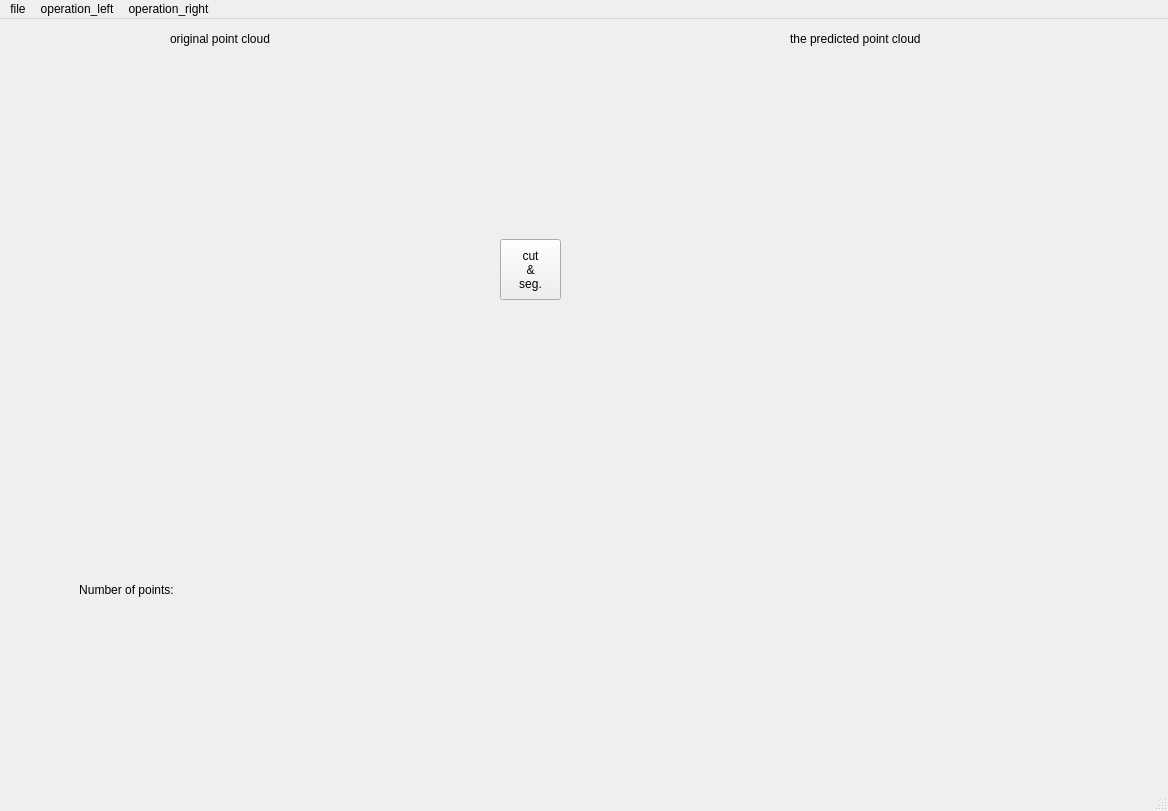
This is gui_new.ui in bixuelei/GUI_agi as Qt 5 draws it before an edit. The edited form follows.
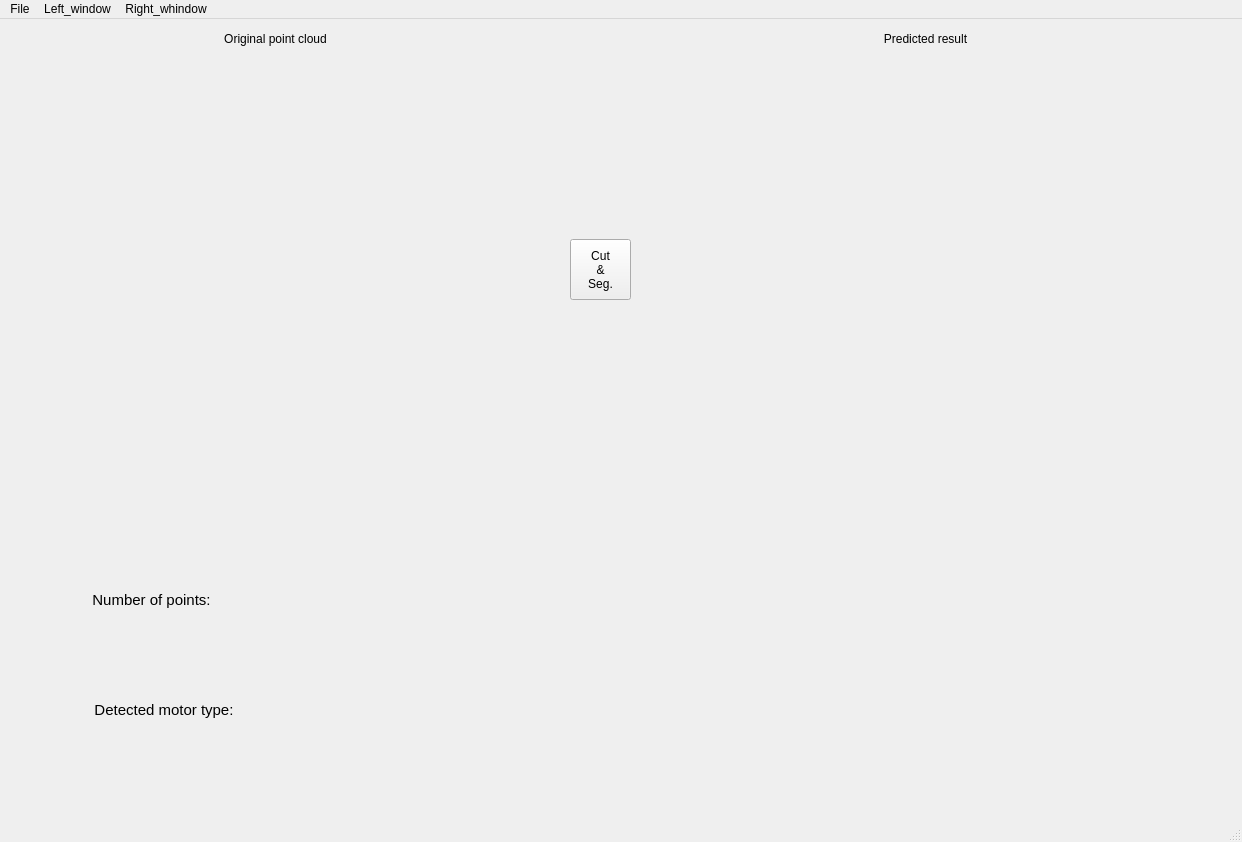
This is the edited form.

```diff
--- a/gui_new.ui
+++ b/gui_new.ui
@@ -6,8 +6,8 @@
    <rect>
     <x>0</x>
     <y>0</y>
-    <width>1168</width>
-    <height>811</height>
+    <width>1242</width>
+    <height>842</height>
    </rect>
   </property>
   <property name="windowTitle">
@@ -17,9 +17,9 @@
    <widget class="QWidget" name="formLayoutWidget">
     <property name="geometry">
      <rect>
-      <x>10</x>
-      <y>30</y>
-      <width>471</width>
+      <x>20</x>
+      <y>40</y>
+      <width>531</width>
       <height>471</height>
      </rect>
     </property>
@@ -28,9 +28,9 @@
    <widget class="QWidget" name="formLayoutWidget_2">
     <property name="geometry">
      <rect>
-      <x>580</x>
-      <y>30</y>
-      <width>581</width>
+      <x>650</x>
+      <y>40</y>
+      <width>571</width>
       <height>471</height>
      </rect>
     </property>
@@ -39,41 +39,55 @@
    <widget class="QLabel" name="label">
     <property name="geometry">
      <rect>
-      <x>170</x>
+      <x>190</x>
       <y>10</y>
-      <width>121</width>
+      <width>171</width>
       <height>20</height>
      </rect>
     </property>
     <property name="text">
-     <string>original point cloud</string>
+     <string>Original point cloud</string>
+    </property>
+    <property name="alignment">
+     <set>Qt::AlignCenter</set>
     </property>
    </widget>
    <widget class="QLabel" name="label_2">
     <property name="geometry">
      <rect>
-      <x>790</x>
+      <x>830</x>
       <y>10</y>
-      <width>161</width>
+      <width>191</width>
       <height>20</height>
      </rect>
     </property>
     <property name="text">
-     <string>the predicted point cloud</string>
+     <string>Predicted result</string>
+    </property>
+    <property name="alignment">
+     <set>Qt::AlignCenter</set>
     </property>
    </widget>
    <widget class="QWidget" name="horizontalLayoutWidget">
     <property name="geometry">
      <rect>
-      <x>10</x>
-      <y>530</y>
-      <width>471</width>
+      <x>20</x>
+      <y>540</y>
+      <width>531</width>
       <height>81</height>
      </rect>
     </property>
     <layout class="QHBoxLayout" name="horizontalLayout">
      <item>
       <widget class="QLabel" name="label_4">
+       <property name="font">
+        <font>
+         <pointsize>11</pointsize>
+        </font>
+       </property>
+       <property name="lineWidth">
+        <number>1</number>
+       </property>
        <property name="text">
         <string>Number of points:</string>
        </property>
@@ -88,7 +102,7 @@
         <string/>
        </property>
        <property name="alignment">
-        <set>Qt::AlignCenter</set>
+        <set>Qt::AlignLeading|Qt::AlignLeft|Qt::AlignVCenter</set>
        </property>
       </widget>
      </item>
@@ -97,9 +111,9 @@
    <widget class="QWidget" name="gridLayoutWidget">
     <property name="geometry">
      <rect>
-      <x>580</x>
-      <y>530</y>
-      <width>581</width>
+      <x>650</x>
+      <y>550</y>
+      <width>571</width>
       <height>211</height>
      </rect>
     </property>
@@ -109,6 +123,9 @@
        <property name="text">
         <string/>
        </property>
+       <property name="alignment">
+        <set>Qt::AlignCenter</set>
+       </property>
       </widget>
      </item>
      <item row="5" column="0">
@@ -116,6 +133,9 @@
        <property name="text">
         <string/>
        </property>
+       <property name="alignment">
+        <set>Qt::AlignCenter</set>
+       </property>
       </widget>
      </item>
      <item row="3" column="0">
@@ -123,6 +143,9 @@
        <property name="text">
         <string/>
        </property>
+       <property name="alignment">
+        <set>Qt::AlignCenter</set>
+       </property>
       </widget>
      </item>
      <item row="4" column="1">
@@ -144,6 +167,9 @@
        <property name="text">
         <string/>
        </property>
+       <property name="alignment">
+        <set>Qt::AlignCenter</set>
+       </property>
       </widget>
      </item>
      <item row="4" column="0">
@@ -151,6 +177,9 @@
        <property name="text">
         <string/>
        </property>
+       <property name="alignment">
+        <set>Qt::AlignCenter</set>
+       </property>
       </widget>
      </item>
      <item row="0" column="1">
@@ -179,6 +208,9 @@
        <property name="text">
         <string/>
        </property>
+       <property name="alignment">
+        <set>Qt::AlignCenter</set>
+       </property>
       </widget>
      </item>
      <item row="5" column="1">
@@ -193,44 +225,87 @@
    <widget class="QPushButton" name="pushButton">
     <property name="geometry">
      <rect>
-      <x>500</x>
+      <x>570</x>
       <y>220</y>
       <width>61</width>
       <height>61</height>
      </rect>
     </property>
     <property name="text">
-     <string>cut
+     <string>Cut
 &amp;&amp;
-seg.</string>
+Seg.</string>
     </property>
    </widget>
+   <widget class="QWidget" name="horizontalLayoutWidget_2">
+    <property name="geometry">
+     <rect>
+      <x>20</x>
+      <y>650</y>
+      <width>531</width>
+      <height>81</height>
+     </rect>
+    </property>
+    <layout class="QHBoxLayout" name="horizontalLayout_2">
+     <item>
+      <widget class="QLabel" name="label_17">
+       <property name="font">
+        <font>
+         <pointsize>11</pointsize>
+        </font>
+       </property>
+       <property name="lineWidth">
+        <number>1</number>
+       </property>
+       <property name="text">
+        <string>      Detected motor type:</string>
+       </property>
+       <property name="scaledContents">
+        <bool>false</bool>
+       </property>
+       <property name="alignment">
+        <set>Qt::AlignCenter</set>
+       </property>
+      </widget>
+     </item>
+     <item>
+      <widget class="QLabel" name="label_18">
+       <property name="text">
+        <string/>
+       </property>
+       <property name="alignment">
+        <set>Qt::AlignLeading|Qt::AlignLeft|Qt::AlignVCenter</set>
+       </property>
+      </widget>
+     </item>
+    </layout>
+   </widget>
   </widget>
   <widget class="QMenuBar" name="menubar">
    <property name="geometry">
     <rect>
      <x>0</x>
      <y>0</y>
-     <width>1168</width>
+     <width>1242</width>
      <height>20</height>
     </rect>
    </property>
    <widget class="QMenu" name="menufile">
     <property name="title">
-     <string>file</string>
+     <string>File</string>
     </property>
     <addaction name="action_load"/>
    </widget>
    <widget class="QMenu" name="menuoperation">
     <property name="title">
-     <string>operation_left</string>
+     <string>Left_window</string>
     </property>
     <addaction name="action_display_original_pc"/>
     <addaction name="action_display_cuboid_pc"/>
    </widget>
    <widget class="QMenu" name="menuoperation_right">
     <property name="title">
-     <string>operation_right</string>
+     <string>Right_whindow</string>
     </property>
     <addaction name="action_cubiod_prediction"/>
     <addaction name="action_bolts_position"/>
```
Left out of the diff: 28 changed lines with no effect on the pictures.
